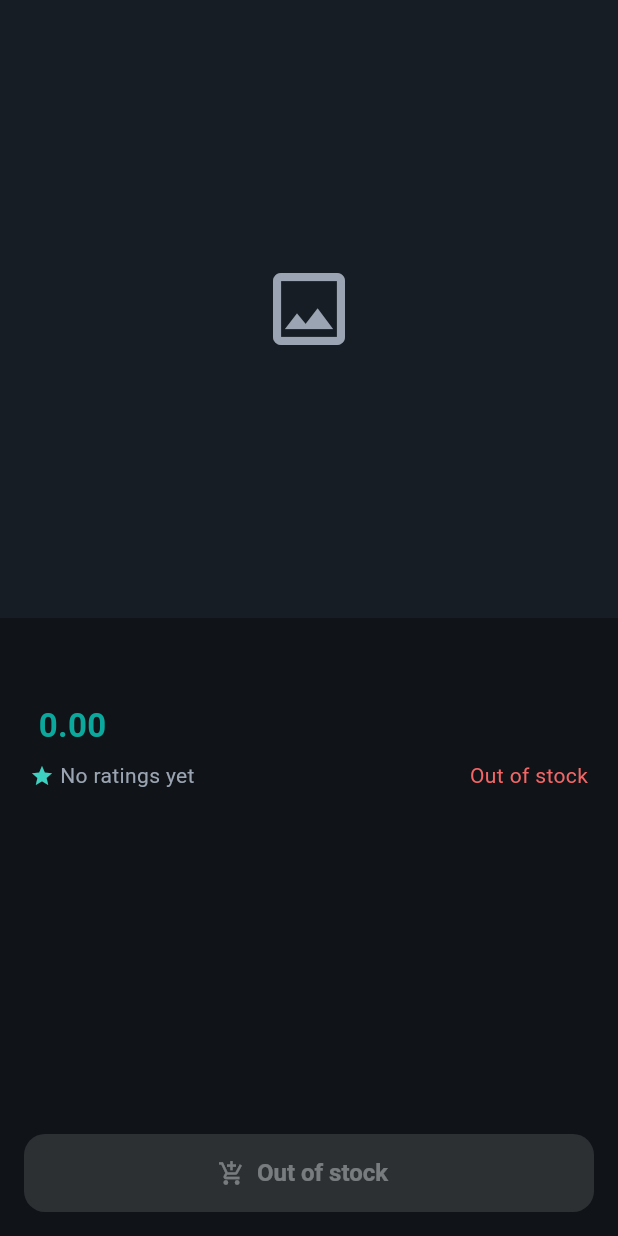
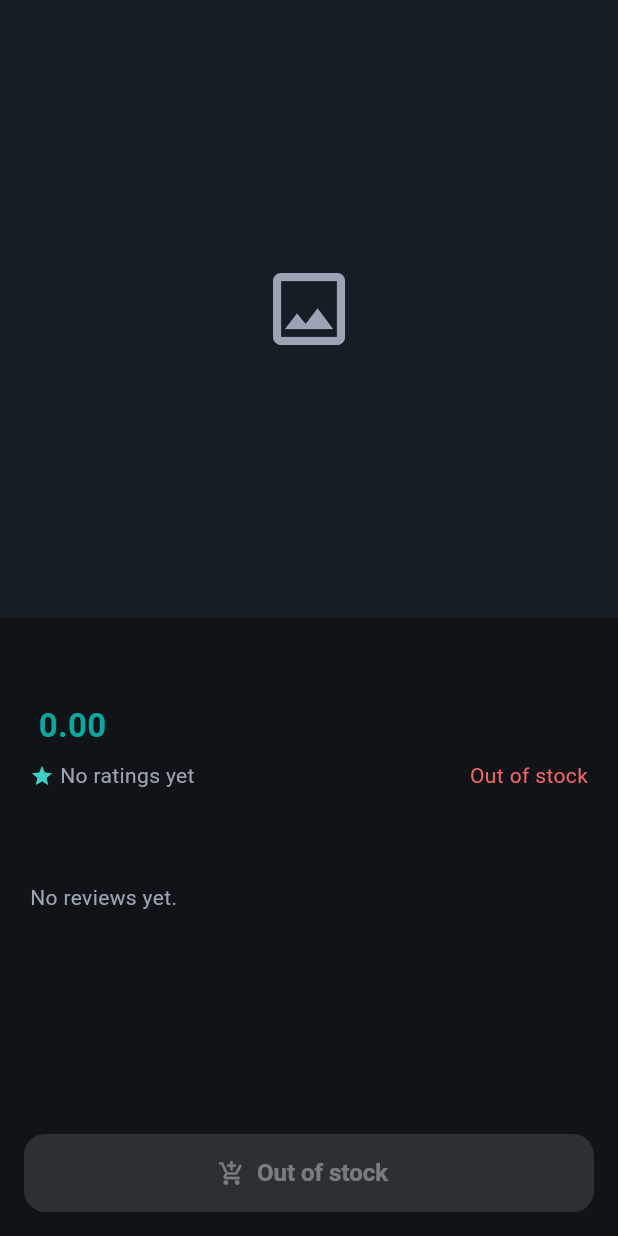
Before and after one commit to bone2020/shop_afrik-, a Flutter app: the _Detail widget shown alone on an empty page, opened directly with empty values, on a phone screen of 412 x 824 dp. Run offline on Flutter 3.47's test engine with Material 3 defaults, Android fonts, the phone set to English and light mode, and no system bars; our stand-ins replace cached_network_image, cloud_firestore, cloud_functions, firebase_core, flutter_riverpod, go_router; accounts and stored records are empty.

Commit message:
Admin product approval + reviews/ratings display & aggregation
- approveProduct Cloud Function (admin) + admin Products tab: products start
  pending and stay hidden from buyers (catalog already filters approved) until
  approved/rejected here, with audit + seller notification.
- onReviewCreated trigger recomputes product and seller aggregate ratings
  (incremental average in a transaction) so ratings reflect real reviews.
- Product detail now shows the reviews list under the description; the rating
  summary is populated by the aggregation trigger.

flutter analyze clean; 36 tests pass (added product-approval queue test);
functions build + lint pass.

https://claude.ai/code/session_01AYiahfV8dgkzsp8EJREEuS

```diff
--- a/lib/features/admin/presentation/admin_home_screen.dart
+++ b/lib/features/admin/presentation/admin_home_screen.dart
@@ -6,6 +6,7 @@ import '../../notifications/presentation/notifications_bell.dart';
 import 'admin_shipments_tab.dart';
 import 'delivery_quote_tab.dart';
 import 'platform_balances_view.dart';
+import 'product_approval_tab.dart';
 import 'refund_queue_tab.dart';
 import 'seller_approval_tab.dart';
 
@@ -17,7 +18,7 @@ class AdminHomeScreen extends ConsumerWidget {
   @override
   Widget build(BuildContext context, WidgetRef ref) {
     return DefaultTabController(
-      length: 5,
+      length: 6,
       child: Scaffold(
         appBar: AppBar(
           title: const Text('Admin Console'),
@@ -36,6 +37,7 @@ class AdminHomeScreen extends ConsumerWidget {
               Tab(text: 'Balances'),
               Tab(text: 'Deliveries'),
               Tab(text: 'Shipments'),
+              Tab(text: 'Products'),
               Tab(text: 'Sellers'),
               Tab(text: 'Refunds'),
             ],
@@ -46,6 +48,7 @@ class AdminHomeScreen extends ConsumerWidget {
             PlatformBalancesView(),
             DeliveryQuoteTab(),
             AdminShipmentsTab(),
+            ProductApprovalTab(),
             SellerApprovalTab(),
             RefundQueueTab(),
           ],
--- a/lib/features/buyer/presentation/product_detail_screen.dart
+++ b/lib/features/buyer/presentation/product_detail_screen.dart
@@ -5,6 +5,7 @@ import 'package:flutter_riverpod/flutter_riverpod.dart';
 import '../../../core/models/product.dart';
 import '../../../core/theme/app_colors.dart';
 import '../../../core/util/money_format.dart';
+import '../../reviews/data/reviews_repository.dart';
 import '../application/cart_controller.dart';
 import '../data/catalog_repository.dart';
 
@@ -106,6 +107,8 @@ class _Detail extends ConsumerWidget {
                     ),
                     const SizedBox(height: 16),
                     Text(product.description),
+                    const SizedBox(height: 24),
+                    _Reviews(productId: product.id),
                   ],
                 ),
               ),
@@ -143,3 +146,63 @@ class _Detail extends ConsumerWidget {
     );
   }
 }
+
+/// Product reviews list (buyers write them from a delivered order).
+class _Reviews extends ConsumerWidget {
+  const _Reviews({required this.productId});
+  final String productId;
+
+  @override
+  Widget build(BuildContext context, WidgetRef ref) {
+    final reviews = ref.watch(productReviewsProvider(productId));
+    return reviews.when(
+      loading: () => const SizedBox.shrink(),
+      error: (_, __) => const SizedBox.shrink(),
+      data: (items) {
+        if (items.isEmpty) {
+          return const Text('No reviews yet.',
+              style: TextStyle(color: AppColors.mutedText));
+        }
+        return Column(
+          crossAxisAlignment: CrossAxisAlignment.start,
+          children: [
+            Text('Reviews (${items.length})',
+                style: Theme.of(context)
+                    .textTheme
+                    .titleMedium
+                    ?.copyWith(fontWeight: FontWeight.w600)),
+            const SizedBox(height: 8),
+            for (final r in items)
+              Padding(
+                padding: const EdgeInsets.symmetric(vertical: 6),
+                child: Column(
+                  crossAxisAlignment: CrossAxisAlignment.start,
+                  children: [
+                    Row(
+                      children: [
+                        for (var i = 1; i <= 5; i++)
+                          Icon(
+                            i <= r.rating ? Icons.star : Icons.star_border,
+                            size: 14,
+                            color: AppColors.brightAqua,
+                          ),
+                        const SizedBox(width: 8),
+                        Text(r.buyerName,
+                            style: const TextStyle(
+                                color: AppColors.mutedText, fontSize: 12)),
+                      ],
+                    ),
+                    if (r.comment != null && r.comment!.isNotEmpty)
+                      Padding(
+                        padding: const EdgeInsets.only(top: 2),
+                        child: Text(r.comment!),
+                      ),
+                  ],
+                ),
+              ),
+          ],
+        );
+      },
+    );
+  }
+}
--- a/lib/features/reviews/data/reviews_repository.dart
+++ b/lib/features/reviews/data/reviews_repository.dart
@@ -38,3 +38,8 @@ class FirestoreReviewsRepository implements ReviewsRepository {
 final reviewsRepositoryProvider = Provider<ReviewsRepository>((ref) {
   return FirestoreReviewsRepository(FirebaseFirestore.instance);
 });
+
+final productReviewsProvider =
+    StreamProvider.autoDispose.family<List<Review>, String>((ref, productId) {
+  return ref.watch(reviewsRepositoryProvider).watchForProduct(productId);
+});
```
Also changed, not shown: lib/features/admin/data/admin_repository.dart (+27 -0 lines), lib/features/admin/presentation/product_approval_tab.dart (added, +123 -0 lines), 4 other files.
